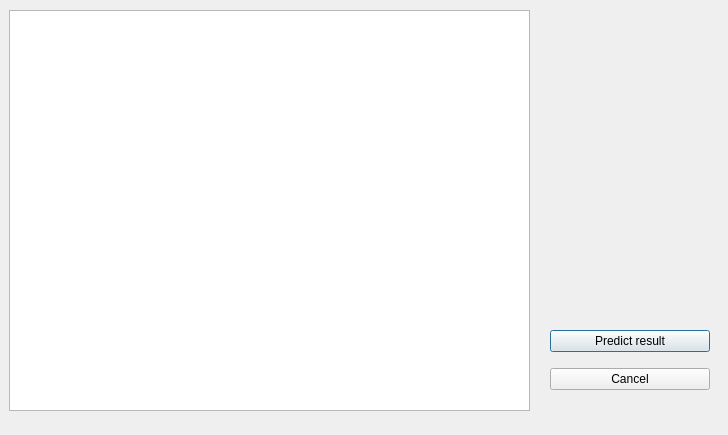
Before: the Qt Designer form src/forms/predictdialog.ui in ilyachur/sport-assistant, drawn with Qt 5.
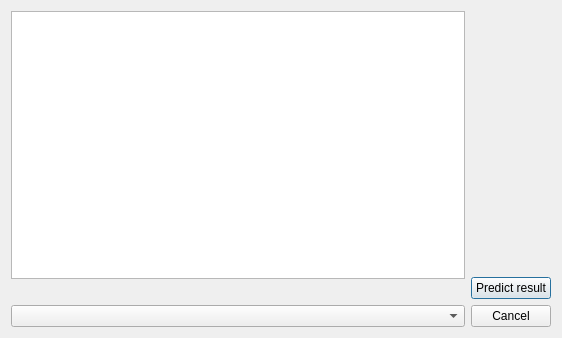
After: the same form once the commit is applied.

Commit message: Start developing of predict dialog

Patch:
```diff
--- a/src/forms/predictdialog.ui
+++ b/src/forms/predictdialog.ui
@@ -5,40 +5,48 @@
    <rect>
     <x>0</x>
     <y>0</y>
-    <width>728</width>
-    <height>435</height>
+    <width>562</width>
+    <height>338</height>
    </rect>
   </property>
   <property name="windowTitle">
    <string>Dialog</string>
   </property>
-  <widget class="QWidget" name="verticalLayoutWidget">
-   <property name="geometry">
-    <rect>
-     <x>9</x>
-     <y>10</y>
-     <width>521</width>
-     <height>401</height>
-    </rect>
-   </property>
+  <layout class="QHBoxLayout" name="horizontalLayout">
+   <item>
    <layout class="QVBoxLayout" name="verticalLayout">
     <item>
      <widget class="QTableWidget" name="tableWidget"/>
     </item>
-   </layout>
-  </widget>
-  <widget class="QWidget" name="verticalLayoutWidget_2">
-   <property name="geometry">
-    <rect>
-     <x>550</x>
-     <y>320</y>
-     <width>160</width>
-     <height>80</height>
-    </rect>
-   </property>
+     <item>
+      <widget class="QLabel" name="lblResult">
+       <property name="text">
+        <string/>
+       </property>
+      </widget>
+     </item>
+     <item>
+      <widget class="QComboBox" name="comboBox"/>
+     </item>
+    </layout>
+   </item>
+   <item>
    <layout class="QVBoxLayout" name="verticalLayout_2">
     <item>
-     <widget class="QPushButton" name="predict">
+      <spacer name="verticalSpacer">
+       <property name="orientation">
+        <enum>Qt::Vertical</enum>
+       </property>
+       <property name="sizeHint" stdset="0">
+        <size>
+         <width>20</width>
+         <height>40</height>
+        </size>
+       </property>
+      </spacer>
+     </item>
+     <item>
+      <widget class="QPushButton" name="btnPredict">
       <property name="text">
        <string>Predict result</string>
       </property>
@@ -52,7 +60,8 @@
      </widget>
     </item>
    </layout>
-  </widget>
+   </item>
+  </layout>
  </widget>
  <resources/>
  <connections/>
```
Left out of the diff: 7 changed lines with no effect on the pictures. Lines whose indentation alone changed are shown as unchanged. The commit also changes 5 other files.
